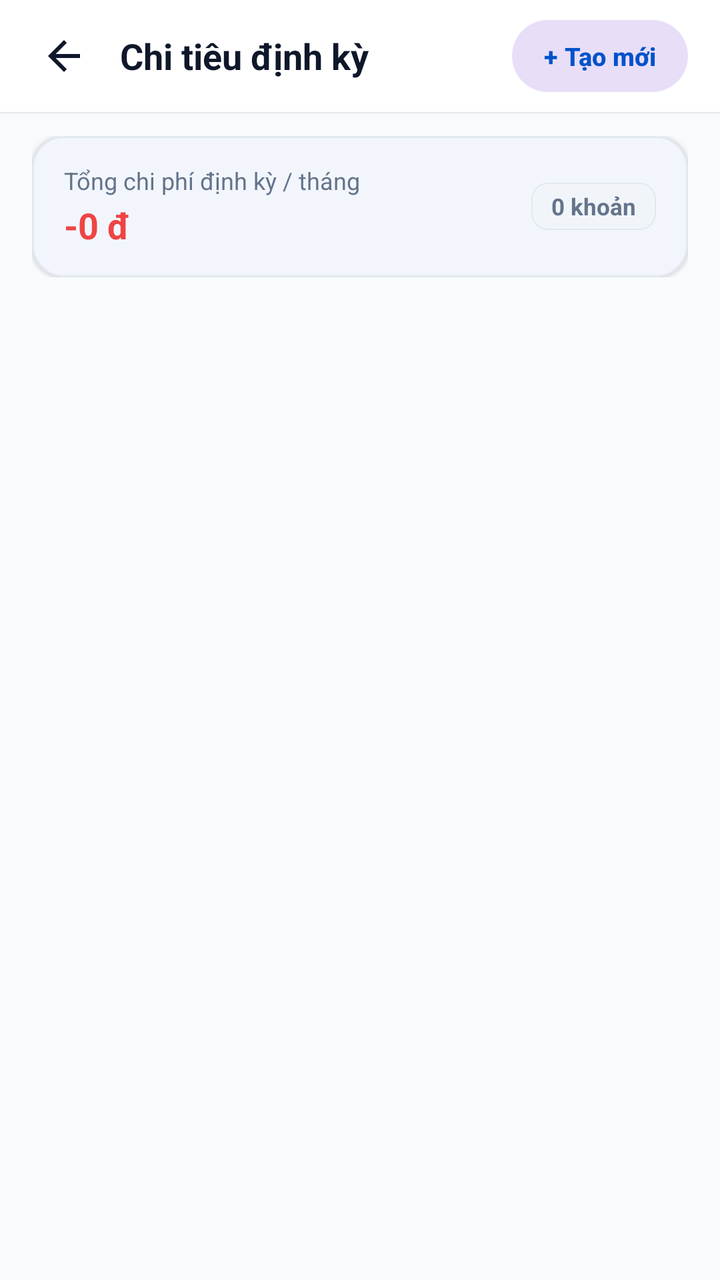
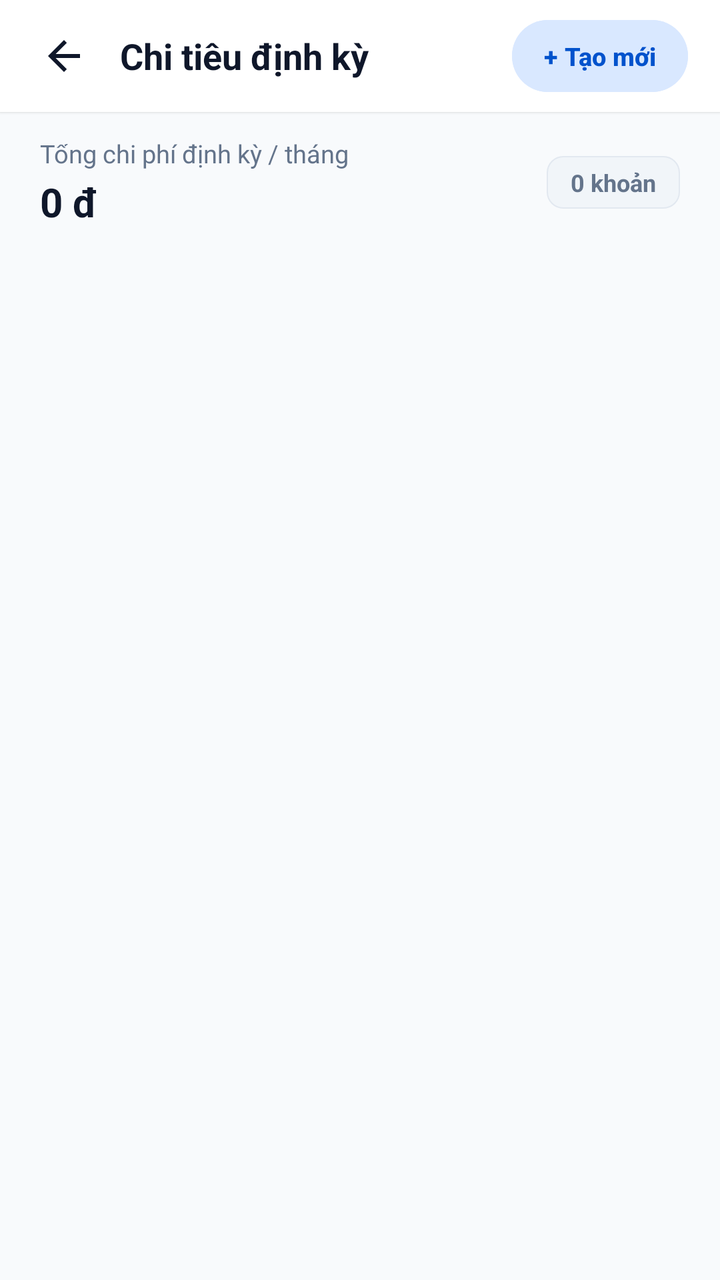

An Android layout rendered at two revisions. The XML below is the earlier revision; the diff shows what the commit changed to produce the second picture.
<!-- AndroidManifest.xml: application theme Theme.SharedFund -->
<!-- res/layout/fragment_recurring_transactions.xml -->
<?xml version="1.0" encoding="utf-8"?>
<LinearLayout xmlns:android="http://schemas.android.com/apk/res/android"
    xmlns:app="http://schemas.android.com/apk/res-auto"
    android:layout_width="match_parent"
    android:layout_height="match_parent"
    android:background="@color/background"
    android:fitsSystemWindows="true"
    android:orientation="vertical">

    <LinearLayout
        android:layout_width="match_parent"
        android:layout_height="56dp"
        android:background="@color/surface"
        android:elevation="1dp"
        android:gravity="center_vertical"
        android:orientation="horizontal"
        android:paddingStart="12dp"
        android:paddingEnd="16dp">

        <ImageButton
            android:id="@+id/btnRecurringBack"
            android:layout_width="40dp"
            android:layout_height="40dp"
            android:background="?attr/selectableItemBackgroundBorderless"
            android:contentDescription="Quay lại"
            android:padding="8dp"
            android:src="@drawable/ic_arrow_back"
            app:tint="@color/text_primary" />

        <TextView
            android:id="@+id/tvRecurringHeaderTitle"
            android:layout_width="0dp"
            android:layout_height="wrap_content"
            android:layout_marginStart="8dp"
            android:layout_weight="1"
            android:text="Chi tiêu định kỳ"
            android:textColor="@color/text_primary"
            android:textSize="18sp"
            android:textStyle="bold" />

        <com.google.android.material.button.MaterialButton
            android:id="@+id/btnAddRecurringTop"
            style="@style/Widget.Material3.Button.TonalButton"
            android:layout_width="wrap_content"
            android:layout_height="36dp"
            android:insetTop="0dp"
            android:insetBottom="0dp"
            android:paddingStart="12dp"
            android:paddingEnd="12dp"
            android:text="+ Tạo mới"
            android:textColor="@color/primary"
            android:textSize="12.5sp"
            android:textStyle="bold"
            app:cornerRadius="18dp" />
    </LinearLayout>

    <LinearLayout
        android:layout_width="match_parent"
        android:layout_height="wrap_content"
        android:orientation="vertical"
        android:paddingStart="16dp"
        android:paddingTop="12dp"
        android:paddingEnd="16dp"
        android:paddingBottom="6dp">

        <com.google.android.material.card.MaterialCardView
            android:layout_width="match_parent"
            android:layout_height="wrap_content"
            app:cardBackgroundColor="@color/surface"
            app:cardCornerRadius="16dp"
            app:cardElevation="1dp"
            app:strokeColor="@color/border"
            app:strokeWidth="1dp">

            <RelativeLayout
                android:layout_width="match_parent"
                android:layout_height="wrap_content"
                android:paddingStart="16dp"
                android:paddingTop="14dp"
                android:paddingEnd="16dp"
                android:paddingBottom="14dp">

                <LinearLayout
                    android:layout_width="wrap_content"
                    android:layout_height="wrap_content"
                    android:layout_alignParentStart="true"
                    android:layout_centerVertical="true"
                    android:orientation="vertical">

                    <TextView
                        android:layout_width="wrap_content"
                        android:layout_height="wrap_content"
                        android:text="Tổng chi phí định kỳ / tháng"
                        android:textColor="@color/text_secondary"
                        android:textSize="12sp"
                        android:textStyle="normal" />

                    <TextView
                        android:id="@+id/tvRecurringMonthlyTotal"
                        android:layout_width="wrap_content"
                        android:layout_height="wrap_content"
                        android:layout_marginTop="2dp"
                        android:text="-0 đ"
                        android:textColor="@color/accent_expense"
                        android:textSize="18sp"
                        android:textStyle="bold" />
                </LinearLayout>

                <TextView
                    android:id="@+id/tvRecurringCountBadge"
                    android:layout_width="wrap_content"
                    android:layout_height="wrap_content"
                    android:layout_alignParentEnd="true"
                    android:layout_centerVertical="true"
                    android:background="@drawable/bg_notification_badge_filter"
                    android:paddingStart="10dp"
                    android:paddingTop="4dp"
                    android:paddingEnd="10dp"
                    android:paddingBottom="4dp"
                    android:text="0 khoản"
                    android:textColor="@color/text_secondary"
                    android:textSize="11.5sp"
                    android:textStyle="bold" />
            </RelativeLayout>
        </com.google.android.material.card.MaterialCardView>
    </LinearLayout>

    <FrameLayout
        android:layout_width="match_parent"
        android:layout_height="match_parent">

        <androidx.recyclerview.widget.RecyclerView
            android:id="@+id/rvRecurringRules"
            android:layout_width="match_parent"
            android:layout_height="match_parent"
            android:clipToPadding="false"
            android:overScrollMode="never"
            android:paddingTop="4dp"
            android:paddingBottom="32dp" />

        <LinearLayout
            android:id="@+id/layoutEmptyRecurring"
            android:layout_width="match_parent"
            android:layout_height="match_parent"
            android:gravity="center"
            android:orientation="vertical"
            android:padding="32dp"
            android:visibility="gone">

            <ImageView
                android:layout_width="64dp"
                android:layout_height="64dp"
                android:contentDescription="Trống"
                android:src="@drawable/ic_recurring_calendar"
                app:tint="@color/text_tertiary" />

            <TextView
                android:layout_width="wrap_content"
                android:layout_height="wrap_content"
                android:layout_marginTop="16dp"
                android:text="Chưa có khoản định kỳ nào"
                android:textColor="@color/text_primary"
                android:textSize="16sp"
                android:textStyle="bold" />

            <TextView
                android:layout_width="wrap_content"
                android:layout_height="wrap_content"
                android:layout_marginTop="6dp"
                android:gravity="center"
                android:text="Thiết lập các khoản chi cố định như tiền nhà, internet, điện nước để tự động quản lý quỹ."
                android:textColor="@color/text_secondary"
                android:textSize="13sp" />

            <com.google.android.material.button.MaterialButton
                android:id="@+id/btnCreateFirstRecurring"
                android:layout_width="wrap_content"
                android:layout_height="44dp"
                android:layout_marginTop="20dp"
                android:text="+ Thêm khoản định kỳ"
                android:textSize="13sp"
                android:textStyle="bold"
                app:cornerRadius="22dp" />
        </LinearLayout>
    </FrameLayout>
</LinearLayout>
<!-- resources referenced by this layout -->
<resources>
  <color name="accent_expense">#EF4444</color>
  <color name="background">#F8FAFC</color>
  <color name="border">#E2E8F0</color>
  <color name="primary">#0052CC</color>
  <color name="surface">#FFFFFF</color>
  <color name="text_primary">#0F172A</color>
  <color name="text_secondary">#64748B</color>
  <color name="text_tertiary">#94A3B8</color>
  <!-- drawable bg_notification_badge_filter (drawable) -->
  <?xml version="1.0" encoding="utf-8"?>
  <shape xmlns:android="http://schemas.android.com/apk/res/android"
      android:shape="rectangle">
      <corners android:radius="8dp" />
      <solid android:color="@color/surface_variant" />
      <stroke
          android:width="0.8dp"
          android:color="@color/border" />
  </shape>
  <!-- drawable ic_arrow_back (drawable) -->
  <vector xmlns:android="http://schemas.android.com/apk/res/android"
      android:width="24dp"
      android:height="24dp"
      android:viewportWidth="24"
      android:viewportHeight="24"
      android:tint="?attr/colorControlNormal">
      <path
          android:fillColor="@android:color/white"
          android:pathData="M20,11H7.83l5.59,-5.59L12,4l-8,8 8,8 1.41,-1.41L7.83,13H20v-2z"/>
  </vector>
  <!-- drawable ic_recurring_calendar (drawable) -->
  <vector xmlns:android="http://schemas.android.com/apk/res/android"
      android:width="24dp"
      android:height="24dp"
      android:viewportWidth="24"
      android:viewportHeight="24">
      <path
          android:fillColor="@color/primary"
          android:pathData="M19,4h-1V2h-2v2H8V2H6v2H5C3.89,4 3,4.9 3,6v14c0,1.1 0.89,2 2,2h14c1.1,0 2,-0.9 2,-2V6C21,4.9 20.1,4 19,4zM19,20H5V9h14V20zM12,11c-2.21,0 -4,1.79 -4,4c0,0.74 0.2,1.44 0.56,2.04l-0.85,0.85c-0.2,0.2 -0.05,0.54 0.23,0.54H10.5c0.28,0 0.5,-0.22 0.5,-0.5V15.36c0,-0.28 -0.34,-0.42 -0.54,-0.23l-0.74,0.74C9.45,15.54 9.33,15.11 9.33,14.67c0,-1.47 1.2,-2.67 2.67,-2.67c0.88,0 1.66,0.43 2.14,1.09c0.12,0.17 0.35,0.21 0.52,0.09l0.98,-0.74c0.2,-0.15 0.23,-0.43 0.08,-0.63C15.01,11.83 13.59,11 12,11z"/>
  </vector>
  <style name="Theme.SharedFund" parent="Base.Theme.SharedFund" />
  <color name="surface_variant">#F1F5F9</color>
  <style name="Base.Theme.SharedFund" parent="Theme.Material3.Light.NoActionBar">
  
          <item name="colorPrimary">@color/primary</item>
  
          <item name="colorPrimaryDark">@color/primary_dark</item>
  
          <item name="colorSecondary">@color/accent_income</item>
  
          <item name="android:statusBarColor">@color/surface</item>
  
          <item name="android:windowLightStatusBar">true</item>
  
          <item name="android:windowBackground">@color/background</item>
  
          <item name="colorSurface">@color/surface</item>
  
          <item name="colorOnSurface">@color/text_primary</item>
  
          <item name="android:textColorPrimary">@color/text_primary</item>
  
          <item name="android:textColorSecondary">@color/text_secondary</item>
  
          <item name="android:textColorHint">@color/text_secondary</item>
  
          <item name="editTextColor">@color/text_primary</item>
  
      </style>
  <color name="primary_dark">#003D99</color>
  <color name="accent_income">#10B981</color>
</resources>

<!-- the commit's change to res/layout/fragment_recurring_transactions.xml (unified diff, before → after) -->
@@ -40,90 +40,71 @@
 
         <com.google.android.material.button.MaterialButton
             android:id="@+id/btnAddRecurringTop"
-            style="@style/Widget.Material3.Button.TonalButton"
             android:layout_width="wrap_content"
             android:layout_height="36dp"
+            android:backgroundTint="@color/primary_light"
             android:insetTop="0dp"
             android:insetBottom="0dp"
-            android:paddingStart="12dp"
-            android:paddingEnd="12dp"
+            android:paddingStart="14dp"
+            android:paddingEnd="14dp"
             android:text="+ Tạo mới"
             android:textColor="@color/primary"
             android:textSize="12.5sp"
             android:textStyle="bold"
-            app:cornerRadius="18dp" />
+            app:cornerRadius="18dp"
+            app:elevation="0dp" />
     </LinearLayout>
 
-    <LinearLayout
+    <RelativeLayout
         android:layout_width="match_parent"
         android:layout_height="wrap_content"
-        android:orientation="vertical"
-        android:paddingStart="16dp"
-        android:paddingTop="12dp"
-        android:paddingEnd="16dp"
-        android:paddingBottom="6dp">
+        android:paddingStart="20dp"
+        android:paddingTop="16dp"
+        android:paddingEnd="20dp"
+        android:paddingBottom="8dp">
 
-        <com.google.android.material.card.MaterialCardView
-            android:layout_width="match_parent"
+        <LinearLayout
+            android:layout_width="wrap_content"
             android:layout_height="wrap_content"
-            app:cardBackgroundColor="@color/surface"
-            app:cardCornerRadius="16dp"
-            app:cardElevation="1dp"
-            app:strokeColor="@color/border"
-            app:strokeWidth="1dp">
+            android:layout_alignParentStart="true"
+            android:layout_centerVertical="true"
+            android:orientation="vertical">
 
-            <RelativeLayout
-                android:layout_width="match_parent"
+            <TextView
+                android:layout_width="wrap_content"
                 android:layout_height="wrap_content"
-                android:paddingStart="16dp"
-                android:paddingTop="14dp"
-                android:paddingEnd="16dp"
-                android:paddingBottom="14dp">
+                android:text="Tổng chi phí định kỳ / tháng"
+                android:textColor="@color/text_secondary"
+                android:textSize="12.5sp"
+                android:textStyle="normal" />
 
-                <LinearLayout
-                    android:layout_width="wrap_content"
-                    android:layout_height="wrap_content"
-                    android:layout_alignParentStart="true"
-                    android:layout_centerVertical="true"
-                    android:orientation="vertical">
+            <TextView
+                android:id="@+id/tvRecurringMonthlyTotal"
+                android:layout_width="wrap_content"
+                android:layout_height="wrap_content"
+                android:layout_marginTop="2dp"
+                android:text="0 đ"
+                android:textColor="@color/text_primary"
+                android:textSize="20sp"
+                android:textStyle="bold" />
+        </LinearLayout>
 
-                    <TextView
-                        android:layout_width="wrap_content"
-                        android:layout_height="wrap_content"
-                        android:text="Tổng chi phí định kỳ / tháng"
-                        android:textColor="@color/text_secondary"
-                        android:textSize="12sp"
-                        android:textStyle="normal" />
-
-                    <TextView
-                        android:id="@+id/tvRecurringMonthlyTotal"
-                        android:layout_width="wrap_content"
-                        android:layout_height="wrap_content"
-                        android:layout_marginTop="2dp"
-                        android:text="-0 đ"
-                        android:textColor="@color/accent_expense"
-                        android:textSize="18sp"
-                        android:textStyle="bold" />
-                </LinearLayout>
-
-                <TextView
-                    android:id="@+id/tvRecurringCountBadge"
-                    android:layout_width="wrap_content"
-                    android:layout_height="wrap_content"
-                    android:layout_alignParentEnd="true"
-                    android:layout_centerVertical="true"
-                    android:background="@drawable/bg_notification_badge_filter"
-                    android:paddingStart="10dp"
-                    android:paddingTop="4dp"
-                    android:paddingEnd="10dp"
-                    android:paddingBottom="4dp"
-                    android:text="0 khoản"
-                    android:textColor="@color/text_secondary"
-                    android:textSize="11.5sp"
-                    android:textStyle="bold" />
-            </RelativeLayout>
-        </com.google.android.material.card.MaterialCardView>
-    </LinearLayout>
+        <TextView
+            android:id="@+id/tvRecurringCountBadge"
+            android:layout_width="wrap_content"
+            android:layout_height="wrap_content"
+            android:layout_alignParentEnd="true"
+            android:layout_centerVertical="true"
+            android:background="@drawable/bg_notification_badge_filter"
+            android:paddingStart="12dp"
+            android:paddingTop="5dp"
+            android:paddingEnd="12dp"
+            android:paddingBottom="5dp"
+            android:text="0 khoản"
+            android:textColor="@color/text_secondary"
+            android:textSize="12sp"
+            android:textStyle="bold" />
+    </RelativeLayout>
 
     <FrameLayout
         android:layout_width="match_parent"
@@ -177,7 +158,9 @@
                 android:layout_width="wrap_content"
                 android:layout_height="44dp"
                 android:layout_marginTop="20dp"
+                android:backgroundTint="@color/primary"
                 android:text="+ Thêm khoản định kỳ"
+                android:textColor="@android:color/white"
                 android:textSize="13sp"
                 android:textStyle="bold"
                 app:cornerRadius="22dp" />
<!-- resource entries referenced after the edit -->
@@ -1,9 +1,9 @@
 <!-- resources referenced by this layout -->
 <resources>
-  <color name="accent_expense">#EF4444</color>
   <color name="background">#F8FAFC</color>
   <color name="border">#E2E8F0</color>
   <color name="primary">#0052CC</color>
+  <color name="primary_light">#D9E8FF</color>
   <color name="surface">#FFFFFF</color>
   <color name="text_primary">#0F172A</color>
   <color name="text_secondary">#64748B</color>
